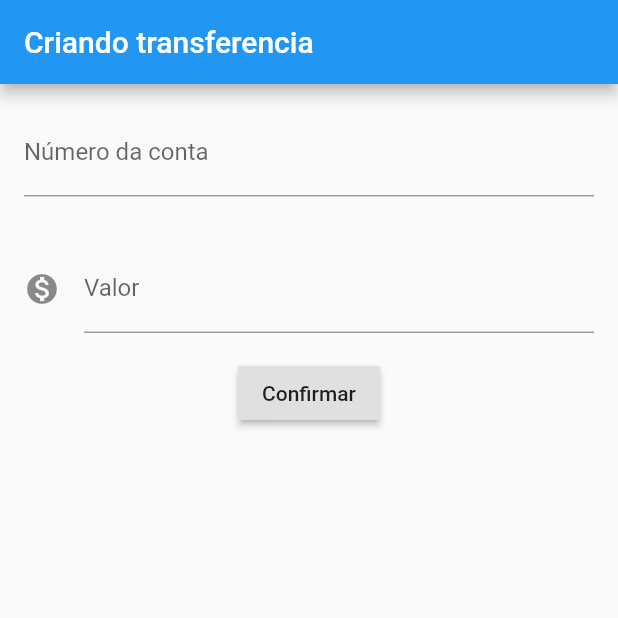
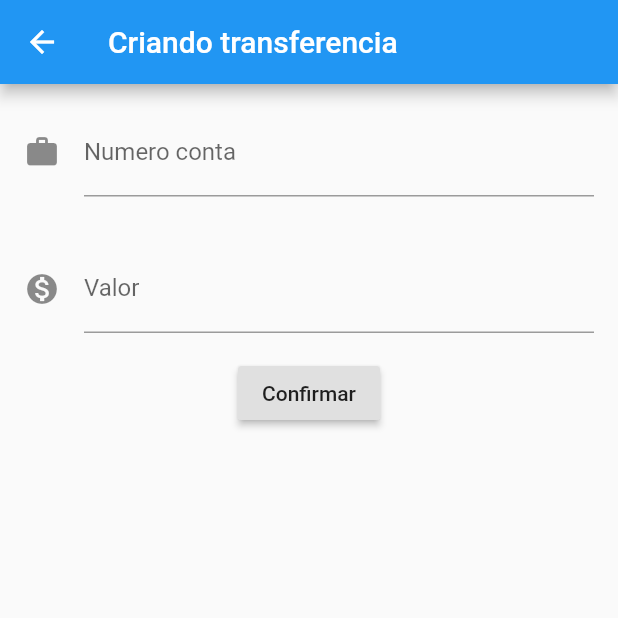
Before and after one commit to Italo-Castro/CyteBank, a Flutter app: the FormularioTransferencia screen opened directly, after a tap on "Confirmar", on a phone screen of 412 x 824 dp, the top half of it. Run offline on Flutter 3.47's test engine with Material 2 defaults, Android fonts, the phone set to English and light mode, and no system bars.

Commit message:
Navegando entre telas

```diff
--- a/lib/main.dart
+++ b/lib/main.dart
@@ -9,10 +9,11 @@ class ByteBankApp extends StatelessWidget {
   Widget build(BuildContext context) {
     return MaterialApp(
         home: Scaffold(
-      body: FormularioTransferencia(),
+      body: ListaTransferencia(),
     ));
   }
 }
+
 
 class ListaTransferencia extends StatelessWidget {
   @override
@@ -26,7 +27,15 @@ class ListaTransferencia extends StatelessWidget {
           ],
         ),
         floatingActionButton: FloatingActionButton(
-          onPressed: () {},
+          onPressed: () {
+            final Future future = Navigator.push(context, MaterialPageRoute(builder: (context){
+              return FormularioTransferencia();
+            }));
+            future.then((transferenciaRecebida) {
+              debugPrint(' chegou no then do future');
+              debugPrint(' $transferenciaRecebida');
+            });
+          },
           child: Icon(Icons.add),
         ));
   }
@@ -45,59 +54,60 @@ class FormularioTransferencia extends StatelessWidget {
         ),
       body:Column(
             children: [
-              Padding(
-                padding: const EdgeInsets.all(16.0),
-                child: TextField(
-                  controller: _controladorCampoNumeroConta,
-                  style: TextStyle(
-                    fontSize: 16.0
-                  ),
-                  decoration: InputDecoration(
-                      labelText: 'Número da conta',
-                      hintText: '00'),
-                  keyboardType: TextInputType.number,
-                ),
-              ),
-              Padding(
-                padding: const EdgeInsets.all(16.0),
-                child: TextField(
-                  controller: _controladorCampoValor,
-                  style: TextStyle(
-                    fontSize: 16.0
-                  ),
-                  decoration: InputDecoration(
-                    icon: Icon(Icons.monetization_on),
-                      labelText: 'Valor',
-                      hintText: '00.0'),
-                  keyboardType: TextInputType.number,
-                ),
-              ),
-              RaisedButton(onPressed: (){
-                debugPrint('Clicou no botão');
-                debugPrint( _controladorCampoNumeroConta.text);
-                debugPrint( "Valor"+_controladorCampoValor.text);
-
-                final int? numeroConta = int.tryParse(_controladorCampoNumeroConta.text);
-                final double? valor = double.tryParse(_controladorCampoValor.text);
-
-                if(numeroConta != null && valor != null) {
-                  final transferenciaCriada = Transferencia(valor, numeroConta);
-                  debugPrint( '$transferenciaCriada');
-                }
-
-
-              },
+              Editor( _controladorCampoNumeroConta,  "Numero conta",  "000", Icons.work_outlined),
+              Editor( _controladorCampoValor,  "Valor",  "0.00",  Icons.monetization_on),
+              RaisedButton(onPressed: ()=> _criaTransferencia(context),
               child: Text("Confirmar"),)
             ],
           ),
         );
   }
+
+  void _criaTransferencia(BuildContext context) {
+    final int? numeroConta = int.tryParse(_controladorCampoNumeroConta.text);
+    final double? valor = double.tryParse(_controladorCampoValor.text);
+    if(numeroConta != null && valor != null) {
+      final transferenciaCriada = Transferencia(valor, numeroConta);
+      Navigator.pop(context,transferenciaCriada);
+    }
+  }
 }
+
+class Editor extends StatelessWidget {
+
+  final TextEditingController controlador;
+  final String rotulo;
+  final String dica;
+  final IconData icone;
+
+   Editor(this.controlador, this.rotulo, this.dica, this.icone);
+
+
+  @override
+  Widget build(BuildContext context) {
+    return Padding(
+
+      padding: const EdgeInsets.all(16.0),
+      child: TextField(
+        controller: controlador,
+        style: TextStyle(
+            fontSize: 16.0
+        ),
+        decoration: InputDecoration(
+            icon: Icon(icone),
+            labelText: rotulo,
+            hintText: dica),
+        keyboardType: TextInputType.number,
+      ),
+    );
+  }
+}
+
 
 class ItemTransferencia extends StatelessWidget {
   final Transferencia _transferencia;
 
-  ItemTransferencia(this._transferencia);
+  const ItemTransferencia(this._transferencia);
 
   @override
   Widget build(BuildContext context) {
```
